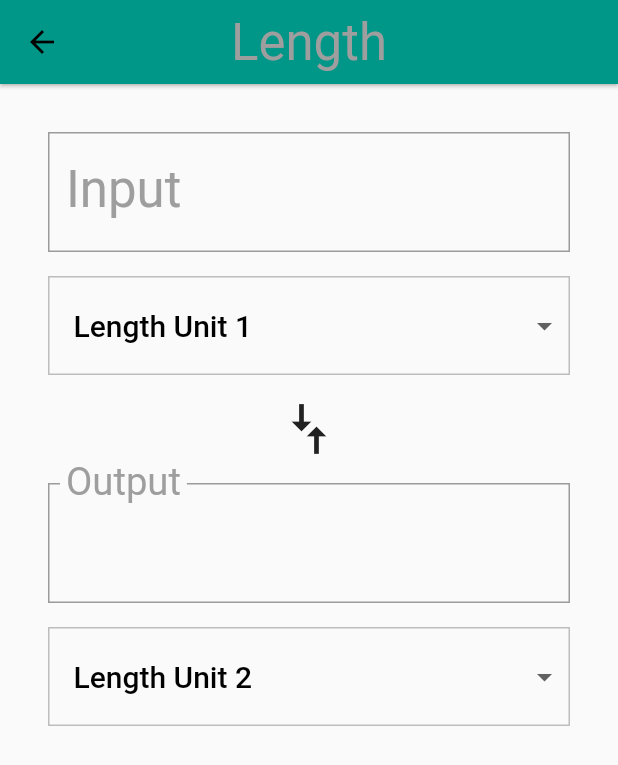
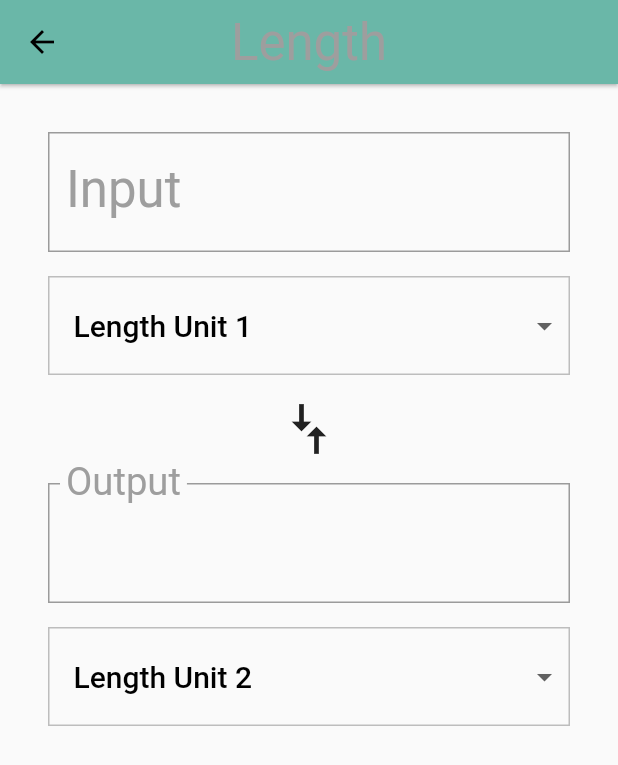
Before and after one commit to RotBolt/Unit-Converter, a Flutter app: the screen it shows after launch, after a tap on "Length", on a phone screen of 412 x 824 dp. Shown: the top 765 px of the screen. Run offline on Flutter 3.47's test engine with Material 2 defaults, Android fonts, the phone set to English and light mode, and no system bars.

Commit message:
Code Cleanup

```diff
--- a/lib/category.dart
+++ b/lib/category.dart
@@ -1,72 +1,19 @@
 import 'package:flutter/material.dart';
-import 'unit.dart';
-import 'converter_route.dart';
+import 'package:unit_converter/unit.dart';
 
-final _rowHeight = 100.0;
-final _borderRadius = BorderRadius.circular(_rowHeight / 2);
-
-class Category extends StatelessWidget {
-  final IconData icon;
-  final String text;
+class Category {
+  final IconData iconLocation;
+  final String name;
   final ColorSwatch color;
   final List<Unit> units;
 
-  Category(
-      {Key key,
-      @required this.icon,
-      @required this.text,
-      @required this.color,
-      @required this.units})
-      : assert(icon != null),
-        assert(text != null),
+  const Category({
+    this.iconLocation,
+    this.name,
+    this.color,
+    this.units,
+  })  : assert(iconLocation != null),
+        assert(name != null),
         assert(color != null),
-        assert(units != null),
-        super(key: key);
-
-  void _navigateToConverterRoute(BuildContext context) {
-    Navigator.of(context).push(MaterialPageRoute<Null>(
-      builder: (BuildContext context){
-        return ConverterRoute(color: color,title: text,units: units,);
-      }
-    ));
-  }
-
-  @override
-  Widget build(BuildContext context) {
-    return Material(
-        color: Colors.transparent,
-        child: Container(
-          height: _rowHeight,
-          child: InkWell(
-            borderRadius: _borderRadius,
-            highlightColor: color,
-            splashColor: color,
-            onTap: () {
-              _navigateToConverterRoute(context);
-            },
-            child: Padding(
-              padding: EdgeInsets.all(8.0),
-              child: Row(
-                crossAxisAlignment: CrossAxisAlignment.stretch,
-                children: <Widget>[
-                  Padding(
-                    padding: EdgeInsets.all(16.0),
-                    child: Icon(
-                      icon,
-                      size: 60.0,
-                    ),
-                  ),
-                  Center(
-                    child: Text(
-                      text,
-                      textAlign: TextAlign.center,
-                      style: TextStyle(fontSize: 24.0),
-                    ),
-                  )
-                ],
-              ),
-            ),
-          ),
-        ));
-  }
+        assert(units != null);
 }
--- a/lib/category_route.dart
+++ b/lib/category_route.dart
@@ -1,4 +1,5 @@
 import 'package:flutter/material.dart';
+import 'package:unit_converter/category_tile.dart';
 import 'category.dart';
 import 'unit.dart';
 
@@ -10,7 +11,9 @@ class CategoryRoute extends StatefulWidget {
   _CategoryRouteState createState() => _CategoryRouteState();
 }
 
-class _CategoryRouteState extends State<CategoryRoute>{
+class _CategoryRouteState extends State<CategoryRoute> {
+
+  final _categories = <Category>[];
   static const _categoriesNames = [
     "Length",
     "Area",
@@ -22,49 +25,82 @@ class _CategoryRouteState extends State<CategoryRoute>{
     "Currency"
   ];
 
-  static const _categoriesColors = [
-    Colors.teal,
-    Colors.orange,
-    Colors.pinkAccent,
-    Colors.blueAccent,
-    Colors.yellow,
-    Colors.greenAccent,
-    Colors.purpleAccent,
-    Colors.red,
+  static const _baseColors = <ColorSwatch>[
+    ColorSwatch(0xFF6AB7A8, {
+      'highlight': Color(0xFF6AB7A8),
+      'splash': Color(0xFF0ABC9B),
+    }),
+    ColorSwatch(0xFFFFD28E, {
+      'highlight': Color(0xFFFFD28E),
+      'splash': Color(0xFFFFA41C),
+    }),
+    ColorSwatch(0xFFFFB7DE, {
+      'highlight': Color(0xFFFFB7DE),
+      'splash': Color(0xFFF94CBF),
+    }),
+    ColorSwatch(0xFF8899A8, {
+      'highlight': Color(0xFF8899A8),
+      'splash': Color(0xFFA9CAE8),
+    }),
+    ColorSwatch(0xFFEAD37E, {
+      'highlight': Color(0xFFEAD37E),
+      'splash': Color(0xFFFFE070),
+    }),
+    ColorSwatch(0xFF81A56F, {
+      'highlight': Color(0xFF81A56F),
+      'splash': Color(0xFF7CC159),
+    }),
+    ColorSwatch(0xFFD7C0E2, {
+      'highlight': Color(0xFFD7C0E2),
+      'splash': Color(0xFFCA90E5),
+    }),
+    ColorSwatch(0xFFCE9A9A, {
+      'highlight': Color(0xFFCE9A9A),
+      'splash': Color(0xFFF94D56),
+      'error': Color(0xFF912D2D),
+    }),
   ];
 
-   ListView _buildCategories(List<Widget> categories) {
+  @override
+  void initState(){
+    super.initState();
+      for (int i = 0; i < _categoriesNames.length; i++) {
+      _categories.add(Category(
+        color: _baseColors[i],
+        name: _categoriesNames[i],
+        iconLocation: Icons.cake,
+        units: _retrieveUnits(_categoriesNames[i]),
+      ));
+    }
+  }
+
+  void _onCategoryTap(Category category){
+
+  }
+  Widget _buildCategories() {
     return ListView.builder(
-      itemBuilder: (BuildContext context, int index) => categories[index],
-      itemCount: categories.length,
+      itemBuilder: (BuildContext context, int index) => CategoryTile(
+        category: _categories[index],
+        onTap: _onCategoryTap,
+      ),
+      itemCount: _categories.length,
     );
   }
 
-  List<Unit> _retrieveUnits(String categoryName){
-    return List.generate(10,(int i){
-      i+=1;
-      return Unit(
-        name: '$categoryName Unit $i',
-        conversion: i.toDouble()
-      );
+  List<Unit> _retrieveUnits(String categoryName) {
+    return List.generate(10, (int i) {
+      i += 1;
+      return Unit(name: '$categoryName Unit $i', conversion: i.toDouble());
     });
   }
+
   @override
   Widget build(BuildContext context) {
-    final categories = <Category>[];
 
-    for (int i = 0; i < _categoriesNames.length; i++) {
-      categories.add(Category(
-        color: _categoriesColors[i],
-        text: _categoriesNames[i],
-        icon: Icons.cake,
-        units: _retrieveUnits(_categoriesNames[i]),
-      ));
-    }
     final listView = Container(
       color: _backgroundColor,
       padding: EdgeInsets.symmetric(horizontal: 8.0),
-      child: _buildCategories(categories),
+      child: _buildCategories(),
     );
 
     final appBar = AppBar(
@@ -82,5 +118,4 @@ class _CategoryRouteState extends State<CategoryRoute>{
       body: listView,
     );
   }
-
 }
--- /dev/null
+++ b/lib/category_tile.dart
@@ -0,0 +1,70 @@
+import 'package:flutter/material.dart';
+import 'package:unit_converter/category.dart';
+import 'package:unit_converter/unit_converter.dart';
+
+final _rowHeight = 100.0;
+final _borderRadius = BorderRadius.circular(_rowHeight / 2);
+
+class CategoryTile extends StatelessWidget {
+  final Category category;
+  final ValueChanged<Category> onTap;
+
+  const CategoryTile({Key key, this.category, this.onTap})
+      : assert(category != null),
+        assert(onTap != null),
+        super(key: key);
+
+  // Used Earlier when no backdrop
+  void _navigateToConverter(BuildContext context) {
+    Navigator.of(context).push(MaterialPageRoute<Null>(
+      builder: (BuildContext context) {
+        return Scaffold(
+          body: UnitConverter(category: category),
+
+          // This prevents the attempt to resize the screen when the keyboard
+          // is opened
+          resizeToAvoidBottomPadding: false,
+        );
+      },
+    ));
+  }
+
+  @override
+  Widget build(BuildContext context) {
+    return Material(
+        color: Colors.transparent,
+        child: Container(
+          height: _rowHeight,
+          child: InkWell(
+            borderRadius: _borderRadius,
+            highlightColor: category.color['highlight'],
+            splashColor: category.color['splash'],
+            onTap: () {
+              _navigateToConverter(context);
+            },
+            child: Padding(
+              padding: EdgeInsets.all(8.0),
+              child: Row(
+                crossAxisAlignment: CrossAxisAlignment.stretch,
+                children: <Widget>[
+                  Padding(
+                    padding: EdgeInsets.all(16.0),
+                    child: Icon(
+                      category.iconLocation,
+                      size: 60.0,
+                    ),
+                  ),
+                  Center(
+                    child: Text(
+                      category.name,
+                      textAlign: TextAlign.center,
+                      style: TextStyle(fontSize: 24.0),
+                    ),
+                  )
+                ],
+              ),
+            ),
+          ),
+        ));
+  }
+}
--- a/lib/converter_route.dart
+++ b/lib/unit_converter.dart
@@ -1,33 +1,26 @@
 import 'package:flutter/material.dart';
+import 'package:unit_converter/category.dart';
 import 'unit.dart';
 import 'package:meta/meta.dart';
 
 const _padding = EdgeInsets.all(16.0);
 
-class ConverterRoute extends StatefulWidget {
-  final String title;
-  final Color color;
-  final List<Unit> units;
+class UnitConverter extends StatefulWidget {
+  final Category category;
 
-  ConverterRoute(
-      {@required this.title, @required this.color, @required this.units})
-      : assert(title != null),
-        assert(color != null),
-        assert(units != null);
+  UnitConverter({@required this.category}) : assert(category != null);
 
   @override
-  _ConverterRouteState createState() =>
-      _ConverterRouteState(color: color, title: title, units: units);
+  _UnitConverterState createState() =>
+      _UnitConverterState(category: category);
 }
 
-class _ConverterRouteState extends State<ConverterRoute> {
+class _UnitConverterState extends State<UnitConverter> {
   Unit _fromValue;
   Unit _toValue;
   double _inputValue;
   String _convertedValue = '';
-  final String title;
-  final Color color;
-  final List<Unit> units;
+  final Category category;
   bool _showValidationError = false;
   List<DropdownMenuItem> _unitMenuItems;
 
@@ -38,11 +31,7 @@ class _ConverterRouteState extends State<ConverterRoute> {
     _setDefaults();
   }
 
-  _ConverterRouteState(
-      {@required this.title, @required this.color, @required this.units})
-      : assert(title != null),
-        assert(color != null),
-        assert(units != null);
+  _UnitConverterState({@required this.category}):assert(category!=null);
 
   String _format(double conversion) {
     var outputNum = conversion.toStringAsPrecision(7);
@@ -90,13 +79,13 @@ class _ConverterRouteState extends State<ConverterRoute> {
 
   void _setDefaults() {
     setState(() {
-      _fromValue = widget.units[0];
-      _toValue = widget.units[1];
+      _fromValue = widget.category.units[0];
+      _toValue = widget.category.units[1];
     });
   }
 
   Unit _getUnit(String unitName) {
-    return widget.units.firstWhere(
+    return widget.category.units.firstWhere(
       (Unit unit) {
         return unit.name == unitName;
       },
@@ -126,7 +115,7 @@ class _ConverterRouteState extends State<ConverterRoute> {
 
   void _createDropdownMenuItems() {
     var newItems = <DropdownMenuItem>[];
-    for (var unit in widget.units) {
+    for (var unit in widget.category.units) {
       newItems.add(DropdownMenuItem(
         value: unit.name,
         child: Container(
@@ -186,7 +175,6 @@ class _ConverterRouteState extends State<ConverterRoute> {
           ),
           _createDropDown(_fromValue.name, _updateFromConversion)
         ],
-
       ),
     );
 
@@ -225,10 +213,10 @@ class _ConverterRouteState extends State<ConverterRoute> {
     final appBar = AppBar(
       elevation: 1.0,
       title: Text(
-        title,
+        category.name,
         style: Theme.of(context).textTheme.display1,
       ),
-      backgroundColor: color,
+      backgroundColor: category.color,
       centerTitle: true,
     );
     return Scaffold(
```
Also changed, not shown: lib/backdrop.dart (added, +306 -0 lines).
